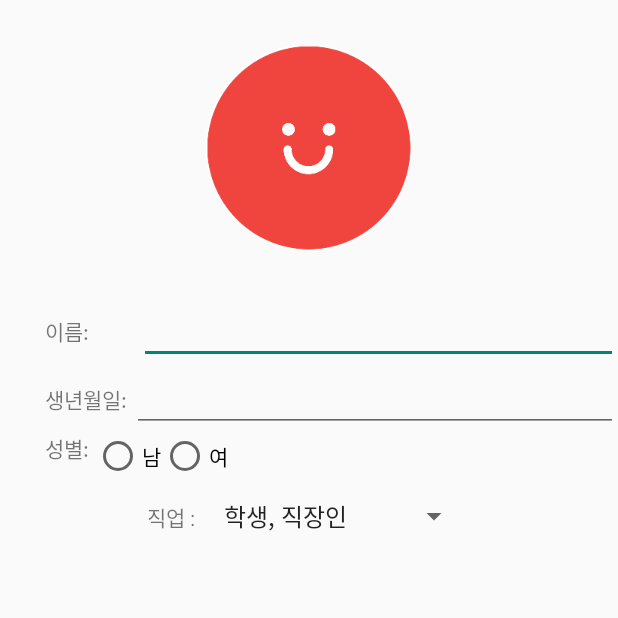
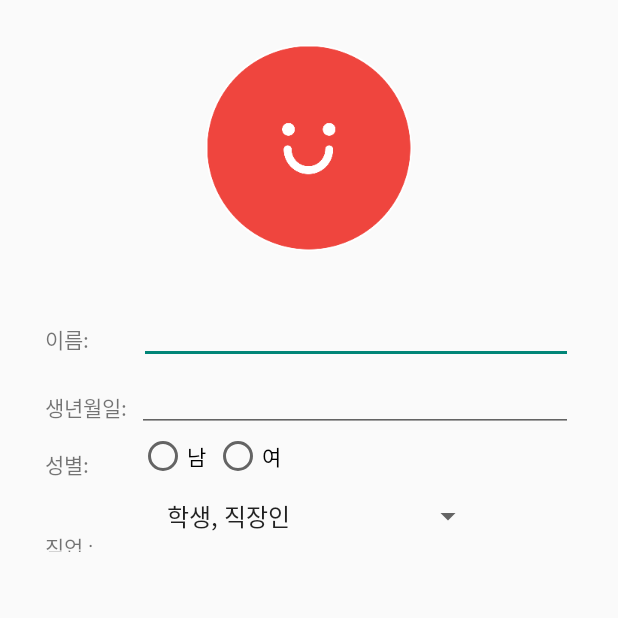
Before and after one commit to Around-The-Truck/Around-The-Truck-New-Customer, an Android app: the MyInfo screen opened directly, with no data from a screen before it, on a phone screen of 412 x 824 dp, the top half of it. Run offline under Robolectric (Android 15) with nearby library versions, the light colour scheme and no system bars.

Commit message:
su_150104

```diff
--- a/app/src/main/AndroidManifest.xml
+++ b/app/src/main/AndroidManifest.xml
@@ -19,7 +19,7 @@
         </activity>
         <activity
             android:label="푸드트럭 리스트"
-            android:icon="@drawable/menu"
+
             android:name=".BrandListActivity"  ></activity>
         <activity
             android:name=".BottomInfo"  ></activity>
--- a/app/src/main/res/layout/my_info.xml
+++ b/app/src/main/res/layout/my_info.xml
@@ -26,12 +26,14 @@
             android:id="@+id/TextView02"
             android:layout_width="wrap_content"
             android:layout_height="wrap_content"
-            android:layout_marginLeft="30dp" />
+            android:layout_marginLeft="30dp"
+            android:layout_marginTop="5dp" />
         <EditText android:text=""
             android:id="@+id/m_name"
             android:layout_width="fill_parent"
             android:layout_height="wrap_content"
-            android:layout_marginLeft="30dp" />
+            android:layout_marginLeft="30dp"
+            android:layout_marginRight="30dp" />
     </LinearLayout>
     <LinearLayout
         android:orientation="horizontal"
@@ -42,11 +44,14 @@
             android:layout_width="wrap_content"
             android:layout_height="wrap_content"
             android:layout_marginLeft="30dp"
-            android:gravity="center_vertical|center_horizontal" />
+            android:gravity="center_vertical|center_horizontal"
+            android:layout_marginTop="5dp" />
         <EditText android:text=""
             android:id="@+id/m_birth"
             android:layout_width="fill_parent"
-            android:layout_height="wrap_content"/>
+            android:layout_height="wrap_content"
+            android:layout_marginRight="30dp"
+            android:layout_marginLeft="3dp" />
     </LinearLayout>
     <LinearLayout
         android:orientation="horizontal"
@@ -57,7 +62,8 @@
             android:id="@+id/TextView01"
             android:layout_width="wrap_content"
             android:layout_height="wrap_content"
-            android:layout_marginLeft="30dp" />
+            android:layout_marginLeft="30dp"
+            android:layout_marginTop="5dp" />
 
         <RadioGroup
             android:layout_width="wrap_content"
@@ -71,30 +77,35 @@
                 android:layout_width="wrap_content"
                 android:layout_height="wrap_content"
                 android:text="남"
-                android:id="@+id/m_sex1" />
-
-            <RadioButton
-                android:layout_width="wrap_content"
-                android:layout_height="wrap_content"
-                android:text="여"
-                android:id="@+id/m_sex2" />
+                android:id="@+id/m_sex1"
+                android:layout_marginLeft="30dp" />
 
         </RadioGroup>
+
+        <RadioButton
+            android:layout_width="wrap_content"
+            android:layout_height="wrap_content"
+            android:text="여"
+            android:id="@+id/m_sex2"
+            android:layout_marginLeft="5dp" />
     </LinearLayout>
     <LinearLayout
-        android:orientation="horizontal"
         android:layout_width="fill_parent"
         android:layout_height="wrap_content"
-        android:gravity="center_horizontal">
+        android:weightSum="1">
         <TextView android:text="직업 : "
             android:id="@+id/TextView01"
             android:layout_width="wrap_content"
-            android:layout_height="wrap_content"/>
+            android:layout_height="wrap_content"
+            android:layout_marginTop="20dp"
+            android:layout_marginLeft="30dp" />
 
         <Spinner
             android:layout_width="180dp"
             android:layout_height="wrap_content"
-            android:id="@+id/spinner2" />
+            android:id="@+id/spinner2"
+            android:layout_weight="0.35"
+            android:layout_marginLeft="30dp" />
 
 
     </LinearLayout>
```
Also changed, not shown: app/src/main/java/kr/co/aroundthetruck/customer/BrandListActivity.java (+22 -2 lines).
